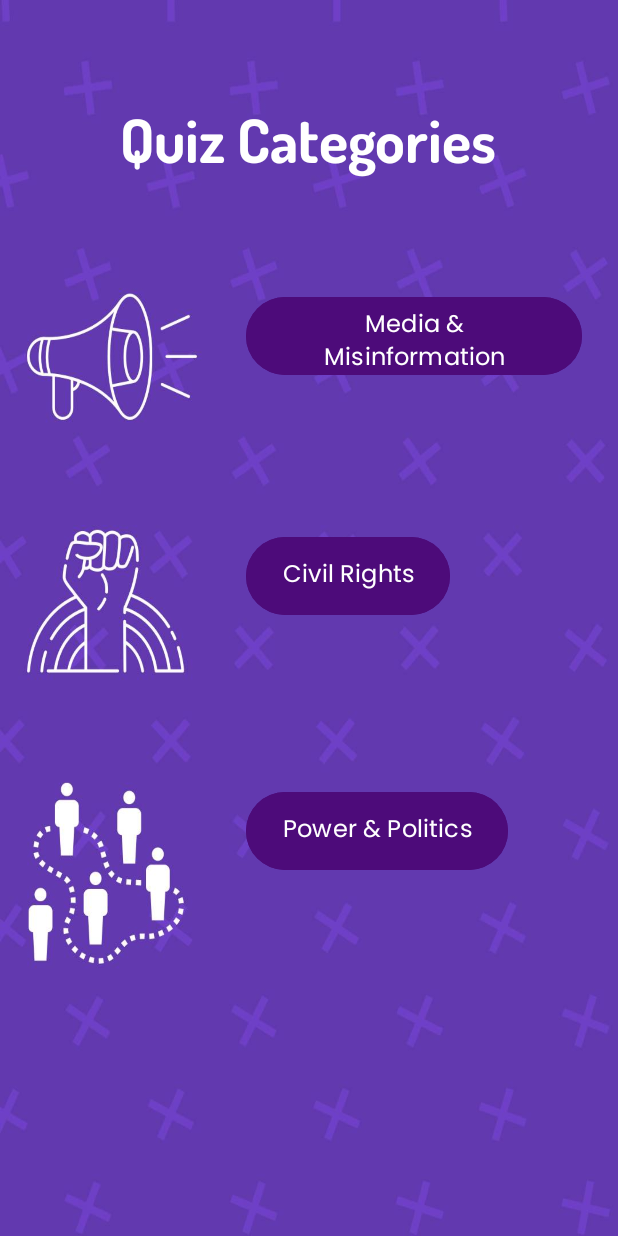
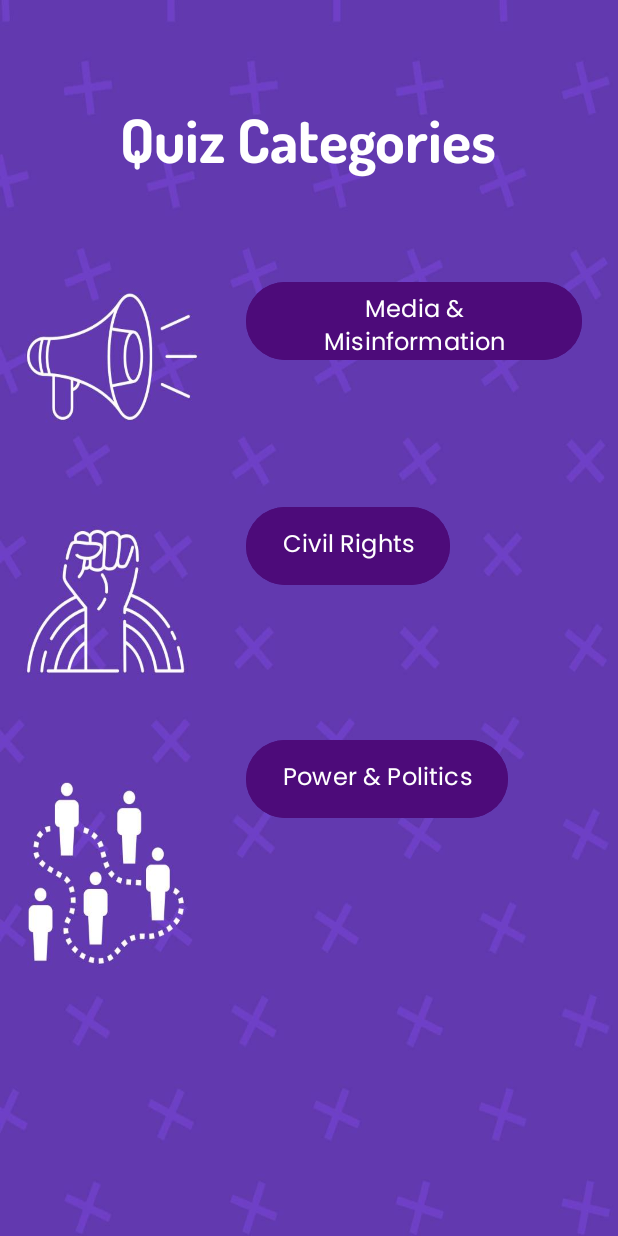
Before and after one commit to AnastasiaYeranyan0208/CivicRise, an Android app: the layout activity_quiz_categories.xml on its own in the app's theme, with its tools: preview values and no code run, on a phone screen of 412 x 824 dp. Run offline under Robolectric (Android 15) with nearby library versions, the phone set to English and light mode, and no system bars.

Commit message:
fourth commit

```diff
--- a/app/src/main/AndroidManifest.xml
+++ b/app/src/main/AndroidManifest.xml
@@ -6,9 +6,9 @@
         android:allowBackup="true"
         android:dataExtractionRules="@xml/data_extraction_rules"
         android:fullBackupContent="@xml/backup_rules"
-        android:icon="@mipmap/ic_launcher"
+        android:icon="@drawable/logo"
         android:label="@string/app_name"
-        android:roundIcon="@mipmap/ic_launcher_round"
+        android:roundIcon="@drawable/round_logo"
         android:supportsRtl="true"
         android:theme="@style/Theme.CivicRise"
         tools:targetApi="31">
--- a/app/src/main/res/layout/activity_quiz_categories.xml
+++ b/app/src/main/res/layout/activity_quiz_categories.xml
@@ -25,7 +25,7 @@
         android:fontFamily="@font/poppins_regular"
         android:backgroundTint="#4D0B7A"
         android:textColor="#FFFFFF"
-        android:layout_marginTop="170dp"
+        android:layout_marginTop="160dp"
         android:layout_alignParentStart="true"
         android:layout_marginStart="140dp" />
 
@@ -39,7 +39,7 @@
         android:backgroundTint="#4D0B7A"
         android:textColor="#FFFFFF"
         android:layout_below="@+id/btnMedia"
-        android:layout_marginTop="100dp"
+        android:layout_marginTop="90dp"
         android:layout_alignStart="@id/btnMedia" />
 
     <Button
@@ -52,6 +52,6 @@
         android:backgroundTint="#4D0B7A"
         android:textColor="#FFFFFF"
         android:layout_below="@+id/btnRights"
-        android:layout_marginTop="110dp"
+        android:layout_marginTop="95dp"
         android:layout_alignStart="@id/btnMedia" />
 </RelativeLayout>
```
Also changed, not shown: app/src/main/res/drawable/logo.png (added), app/src/main/res/drawable/round_logo.jpg (added), 1 other file.
